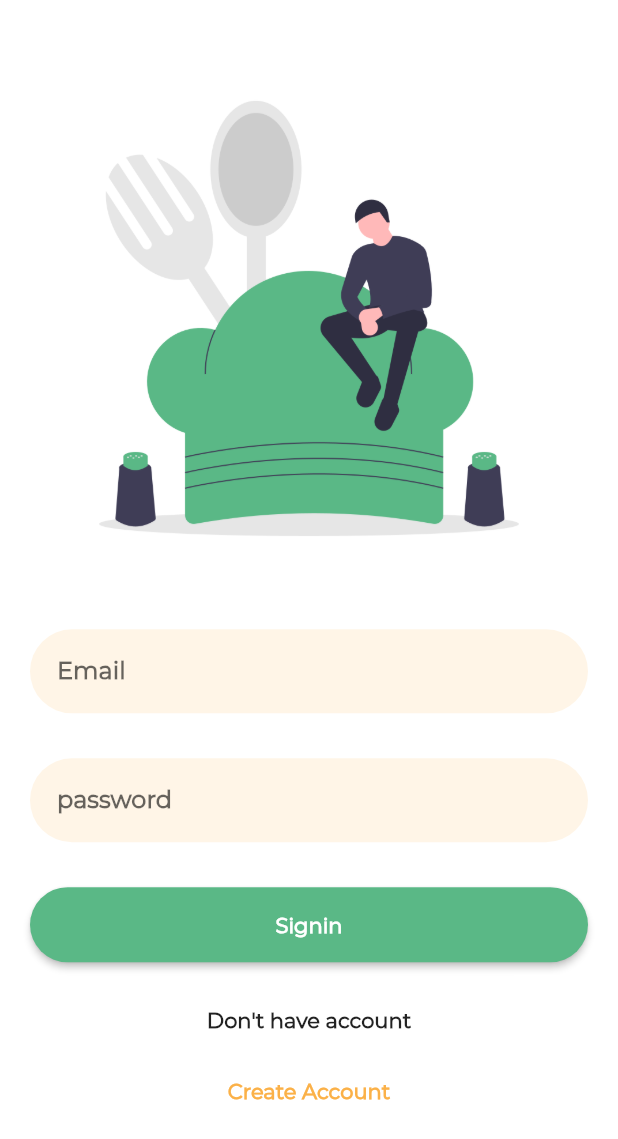
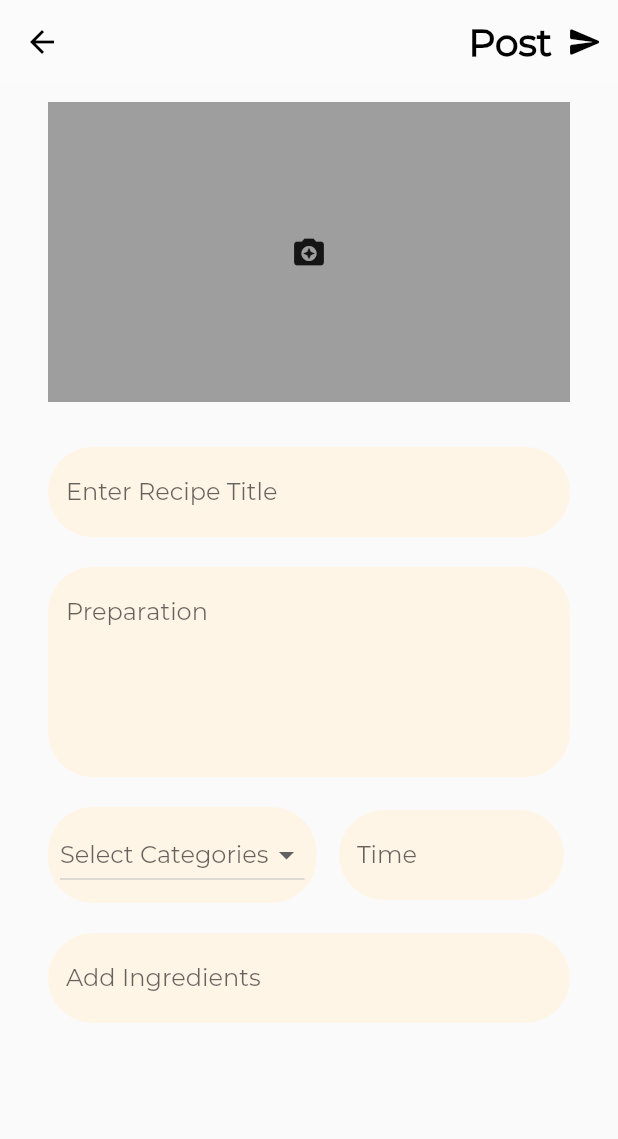
Before and after one commit to pranathnaik/recipeworld, a Flutter app: the screen it shows after launch, on a phone screen of 412 x 824 dp. Shown: the top 1139 px of the screen. Run offline on Flutter 3.47's test engine with Material 2 defaults, Android fonts, the phone set to English and light mode, and no system bars.

Commit message:
added create post

```diff
--- a/lib/config/colors.dart
+++ b/lib/config/colors.dart
@@ -3,7 +3,7 @@ import 'package:flutter/material.dart';
 class AppColors {
 
   static Color primaryOrange = Color( 0xfffbb148);
-  static Color secondaryOrange = Color(0xffFFF5E7);
+  static Color secondaryOrange = Color(0xfffff5e7);
   static Color primaryGreen = Color(0xff5ab886);
   static Color secondaryGreen = Color(0xffE9F6EF);
   static Color primaryGrey = Color(0xffbebdba);
--- a/lib/config/routes.dart
+++ b/lib/config/routes.dart
@@ -4,4 +4,5 @@ class AppRoutes {
   static String postDetails = "/postdetails";
   static String profilePage = "/profilepage";
   static String signUp = "/signUp";
+  static String createPost = "/createpost";
 }
--- a/lib/main.dart
+++ b/lib/main.dart
@@ -5,6 +5,7 @@ import 'package:recipeworld/screens/signIn.dart';
 import 'package:recipeworld/screens/signUp.dart';
 import 'config/colors.dart';
 import 'screens/HomePage.dart';
+import 'package:recipeworld/screens/createPost.dart';
 
 void main() {
   runApp(MyApp());
@@ -19,12 +20,13 @@ class MyApp extends StatelessWidget {
       theme: ThemeData(
         fontFamily: 'Montserrat',
       ),
-      initialRoute: AppRoutes.signIn,
+      initialRoute: AppRoutes.createPost,
       routes: {
         AppRoutes.signIn: (context) => SignIn(),
         AppRoutes.homeRoute: (context) => HomePage(),
         AppRoutes.postDetails: (context) => PostDetails(),
-        AppRoutes.signUp: (context) => SignUp()
+        AppRoutes.signUp: (context) => SignUp(),
+        AppRoutes.createPost: (context) => CreatePost()
       },
     );
   }
--- /dev/null
+++ b/lib/screens/createPost.dart
@@ -0,0 +1,217 @@
+import "package:flutter/material.dart";
+import 'package:recipeworld/config/colors.dart';
+
+class CreatePost extends StatefulWidget {
+  @override
+  _CreatePostState createState() => _CreatePostState();
+}
+
+class _CreatePostState extends State<CreatePost> {
+  final TextEditingController _input = TextEditingController();
+  String valueChoose;
+  List listItem = ["Item 1", "Item 1", "Item 1", "Item 1",];
+  @override
+  Widget build(BuildContext context) {
+    return Scaffold(
+        appBar: AppBar(
+          backgroundColor: Colors.white24,
+          shadowColor: Colors.white,
+          elevation: 0,
+          leading: BackButton(
+            color: Colors.black,
+          ),
+          actions: [Row(
+            children: [
+              Container(
+                child: Text("Post",
+                style: TextStyle(
+                  color: Colors.black,
+                  fontSize: 25,
+                  fontWeight: FontWeight.bold,
+                ),),
+              ),
+              SizedBox(
+                width: 10,
+              ),
+              Icon(Icons.send_rounded,
+              color: Colors.black,),
+              SizedBox(
+                width: 10,
+              ),
+            ],
+          ),
+          ],
+        ),
+        body: SingleChildScrollView(
+          child: Padding(
+            padding: const EdgeInsets.symmetric(vertical: 12.0, horizontal: 32.0),
+            child: Column(
+              children: [
+                Container(
+                  color: Colors.grey,
+                  height: 200,
+                  width: MediaQuery.of(context).size.width,
+                  child: Icon(Icons.camera_enhance),
+                ),
+                SizedBox(
+                  height: 30,
+                ),
+                Column(children: [
+                  TextField(
+                    decoration: InputDecoration(
+                      hintText: "Enter Recipe Title",
+                      fillColor: AppColors.secondaryOrange,
+                      filled: true,
+                      border: OutlineInputBorder(
+                          borderSide: BorderSide.none,
+                          borderRadius: BorderRadius.all(Radius.circular(30))),
+                    ),
+                  ),
+                  SizedBox(
+                    height: 20,
+                  ),
+                  TextField(
+                    maxLines: 5,
+                    decoration: InputDecoration(
+                      hintText: "Preparation",
+                      fillColor: AppColors.secondaryOrange,
+                      filled: true,
+                      border: OutlineInputBorder(
+                          borderSide: BorderSide.none,
+                          borderRadius: BorderRadius.all(Radius.circular(30))),
+                    ),
+                  ),
+                  SizedBox(
+                    height: 20,
+                  ),
+                  Row(
+                    children: [
+                      Container(
+                        padding: EdgeInsets.all(8),
+                        decoration: ShapeDecoration(
+                            color: AppColors.secondaryOrange,
+                          shape: RoundedRectangleBorder(
+                            borderRadius: BorderRadius.circular(30),
+                          )
+                        ),
+                        child: DropdownButton(
+
+                          hint: Text("Select Categories"),
+                          dropdownColor: AppColors.secondaryOrange,
+                          value: valueChoose,
+                          onChanged: (newValue){
+                            setState((){
+                              valueChoose = newValue;
+                            });
+                          },
+                          items: listItem.map((valueItem){
+                            return DropdownMenuItem(
+                              child: Text(valueItem),
+                              value: valueItem,
+                            );
+                          }).toList(),
+                        ),
+                      ),
+
+                      SizedBox(
+                        width: 15,
+                      ),
+                      Container(
+                        width: 150,
+                        child: TextField(
+                          decoration: InputDecoration(
+                            hintText: "Time",
+                            fillColor: AppColors.secondaryOrange,
+                            filled: true,
+                            border: OutlineInputBorder(
+                                borderSide: BorderSide.none,
+                                borderRadius: BorderRadius.all(Radius.circular(30))),
+                          ),
+                        ),
+                      ),
+                    ],
+                  ),
+                  SizedBox(
+                    height: 20,
+                  ),
+                  TextField(
+                      controller: _input,
+                      onSubmitted: (input) {
+                        if (_input.text.isNotEmpty) {
+                          setState(() {
+                            intrests.add(_input.text);
+                            _input.clear();
+                          });
+                        }
+                        print(intrests);
+                      },
+                    decoration: InputDecoration(
+                      hintText: "Add Ingredients",
+                      fillColor: AppColors.secondaryOrange,
+                      filled: true,
+                      border: OutlineInputBorder(
+                          borderSide: BorderSide.none,
+                          borderRadius: BorderRadius.all(Radius.circular(30))),
+                    ),
+                  ),
+
+                  SizedBox(
+                    height: 20,
+                  ),
+                  Container(
+                    width: MediaQuery.of(context).size.width,
+                    padding: const EdgeInsets.symmetric(horizontal: 6, vertical: 6),
+                    child:
+                    Wrap(
+                      runSpacing: 6,
+                      spacing: 6,
+                      children: List.from(intrests.map((e) => chipBuilder(
+                        onTap: () {
+                          setState(() {
+                            intrests.remove(e);
+                          });
+                        },
+                        title: e,
+                      ))),
+                    ),
+                  ),
+                ],),
+              ],
+            ),
+          ),
+        ),
+    );
+  }
+}
+
+
+List<String> intrests = [];
+Widget chipBuilder({String title, Function onTap}) {
+  return Container(
+    padding: const EdgeInsets.fromLTRB(10, 10, 12, 10),
+    decoration: BoxDecoration(
+      borderRadius: BorderRadius.circular(20),
+      color: AppColors.secondaryGreen,
+    ),
+    child: Wrap(
+      crossAxisAlignment: WrapCrossAlignment.center,
+      children: [
+        Text(
+          title ?? "data",
+          style: TextStyle(
+            color: Colors.black
+          ),
+        ),
+        SizedBox(width: 4),
+        GestureDetector(
+          onTap: onTap,
+          child: Icon(
+            Icons.clear,
+            color: Colors.red,
+            size: 20,
+          ),
+        ),
+      ],
+    ),
+  );
+}
--- a/pubspec.yaml
+++ b/pubspec.yaml
@@ -27,6 +27,7 @@ dependencies:
   # The following adds the Cupertino Icons font to your application.
   # Use with the CupertinoIcons class for iOS style icons.
   cupertino_icons: ^1.0.2
+  image_picker: ^0.6.6+5
 
 dev_dependencies:
   flutter_test:
```
Also changed, not shown: pubspec.lock.
